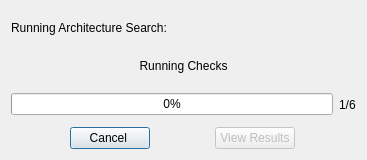
Above: status.ui from emzodls/clusterArch before the change. Below: the same form after it.
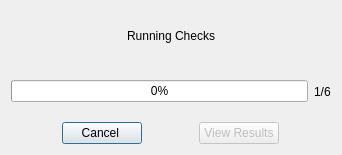
That is the form after the change.

What changed in the file:
```diff
--- a/status.ui
+++ b/status.ui
@@ -6,8 +6,8 @@
    <rect>
     <x>0</x>
     <y>0</y>
-    <width>367</width>
-    <height>160</height>
+    <width>342</width>
+    <height>155</height>
    </rect>
   </property>
   <property name="sizePolicy">
@@ -20,13 +20,6 @@
    <string>Search Status</string>
   </property>
   <layout class="QVBoxLayout" name="verticalLayout">
-   <item>
-    <widget class="QLabel" name="title">
-     <property name="text">
-      <string>Running Architecture Search:</string>
-     </property>
-    </widget>
-   </item>
    <item>
     <widget class="QLabel" name="currentTask">
      <property name="text">
@@ -35,6 +28,9 @@
      <property name="alignment">
       <set>Qt::AlignCenter</set>
      </property>
+     <property name="wordWrap">
+      <bool>true</bool>
+     </property>
     </widget>
    </item>
    <item>
```
